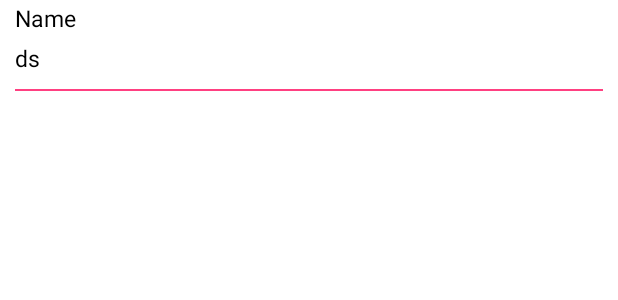
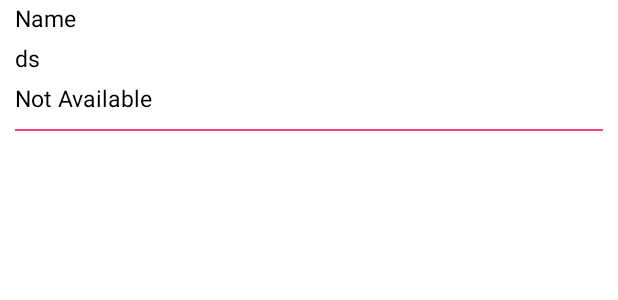
Before and after one commit to mnhmilu/POCTabedLayout, an Android app: the layout lv_item.xml on its own in the app's theme, with its tools: preview values and no code run, on a phone screen of 412 x 824 dp. Shown: the top 300 px of the screen. Run offline under Robolectric (Android 15) with nearby library versions, the phone set to English and light mode, and no system bars.

Commit message:
Last call calculated

```diff
--- a/app/src/main/AndroidManifest.xml
+++ b/app/src/main/AndroidManifest.xml
@@ -5,7 +5,7 @@
 
 
     <uses-permission android:name="android.permission.READ_CONTACTS"/>
-
+    <uses-permission android:name="android.permission.READ_CALL_LOG"/>
 
     <application
         android:allowBackup="true"
--- a/app/src/main/java/com/mnhmilu/app/bondmaker/CustomAdapter.java
+++ b/app/src/main/java/com/mnhmilu/app/bondmaker/CustomAdapter.java
@@ -60,6 +60,7 @@ public class CustomAdapter extends BaseAdapter {
 
             holder.tvname = (TextView) convertView.findViewById(R.id.name);
             holder.tvnumber = (TextView) convertView.findViewById(R.id.number);
+            holder.tvlastcalldate= (TextView) convertView.findViewById(R.id.lastCallDate);
 
             convertView.setTag(holder);
         } else {
@@ -70,12 +71,15 @@ public class CustomAdapter extends BaseAdapter {
         holder.tvname.setText(contactModelArrayList.get(position).getName());
         holder.tvnumber.setText(contactModelArrayList.get(position).getNumber());
 
+        if(contactModelArrayList.get(position).getLastCallDate()!=null) {
+            holder.tvlastcalldate.setText(contactModelArrayList.get(position).getLastCallDate().toString());
+        }
         return convertView;
     }
 
     private class ViewHolder {
 
-        protected TextView tvname, tvnumber;
+        protected TextView tvname, tvnumber,tvlastcalldate;
 
     }
 
--- a/app/src/main/res/layout/lv_item.xml
+++ b/app/src/main/res/layout/lv_item.xml
@@ -23,13 +23,24 @@
 
         <TextView
             android:id="@+id/number"
-            android:text="ds"
             android:layout_width="wrap_content"
             android:layout_height="wrap_content"
+            android:layout_marginLeft="10dp"
+            android:layout_marginTop="5dp"
+            android:text="ds"
             android:textColor="#000000"
-            android:textSize="15sp"
+            android:textSize="15sp" />
+
+        <TextView
+            android:id="@+id/lastCallDate"
+            android:layout_width="wrap_content"
+            android:layout_height="wrap_content"
             android:layout_marginLeft="10dp"
-            android:layout_marginTop="5dp" />
+            android:layout_marginTop="5dp"
+            android:text="Not Available"
+            android:textColor="#000000"
+            android:textSize="15sp" />
+
 
     </LinearLayout>
 
```
Also changed, not shown: app/src/main/java/com/mnhmilu/app/bondmaker/ContactModel.java (+13 -0 lines), app/src/main/java/com/mnhmilu/app/bondmaker/FragmentContact.java (+115 -12 lines).
